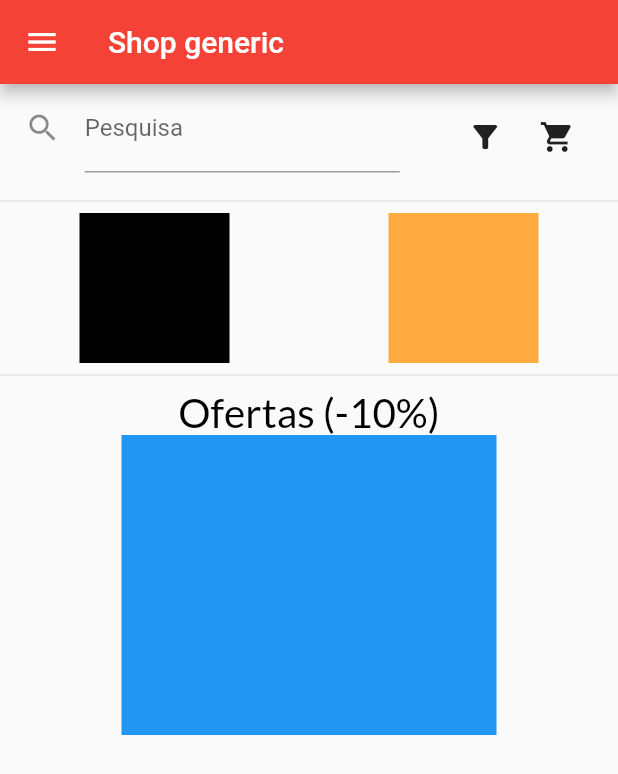
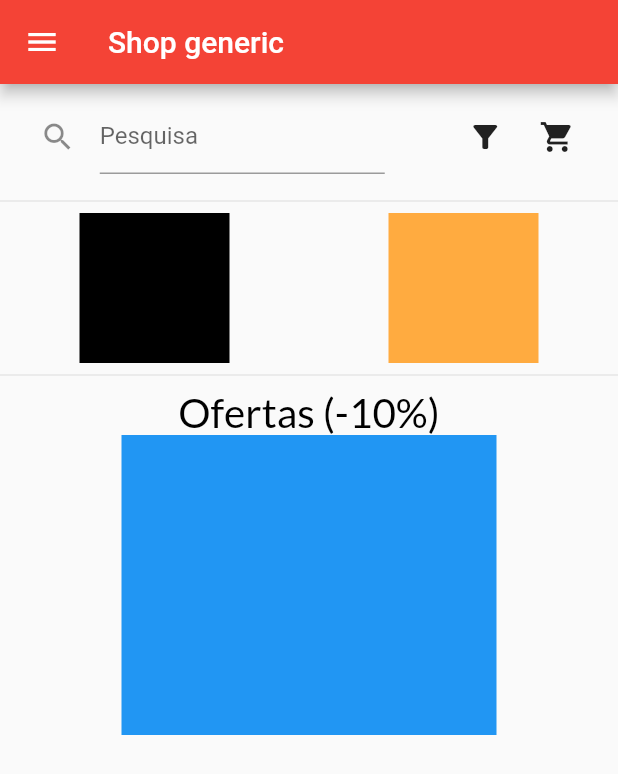
Before and after one commit to RealDuduSB/app-shop, a Flutter app: the screen it shows after launch, on a phone screen of 412 x 824 dp. Shown: the top 774 px of the screen. Run offline on Flutter 3.47's test engine with Material 2 defaults, Android fonts, the phone set to English and light mode, and no system bars; our stand-ins replace google_fonts.

Commit message:
Containers de produtos e promoções correção

```diff
--- a/lib/pages/home_page.dart
+++ b/lib/pages/home_page.dart
@@ -44,12 +44,15 @@ class _HomePageState extends State<HomePage> {
         appBar: AppBar(
           title: Text("Shop generic"),
         ),
-        body: Column(
-          children: [
+        body: Container(
+          width: double.infinity,
+          height: double.infinity,
+          child: ListView(children: [
             Row(
               mainAxisAlignment: MainAxisAlignment.spaceAround,
               children: [
                 Container(
+                    padding: EdgeInsets.all(10),
                     height: 70,
                     width: 250,
                     child: TextFormField(
@@ -108,7 +111,7 @@ class _HomePageState extends State<HomePage> {
                 ),
               ],
             )
-          ],
+          ]),
         ));
   }
 }
```
